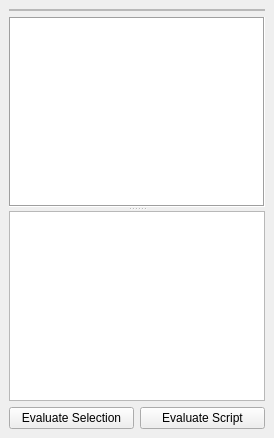
First picture: the form in src/umbra/components/addons/scriptEditor/ui/Script_Editor.ui, repository KelSolaar/sIBL_GUI, before the edit.
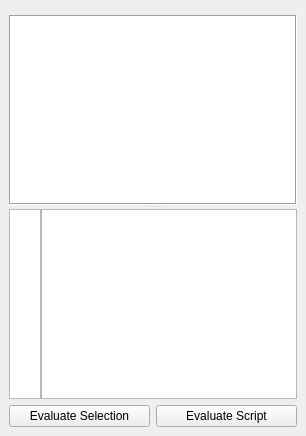
Second picture: the form after the edit.

Commit message: Implement lines numbering widget skeleton in "scriptEditor" component.

Patch:
```diff
--- a/src/umbra/components/addons/scriptEditor/ui/Script_Editor.ui
+++ b/src/umbra/components/addons/scriptEditor/ui/Script_Editor.ui
@@ -6,16 +6,10 @@
    <string>Script Editor</string>
   </property>
   <widget class="QWidget" name="Script_Editor_dockWidgetContents">
-   <layout class="QGridLayout" name="gridLayout">
-    <item row="0" column="0" colspan="2">
-     <widget class="QFrame" name="toolBar_frame">
-      <property name="frameShape">
-       <enum>QFrame::StyledPanel</enum>
-      </property>
-      <property name="frameShadow">
-       <enum>QFrame::Raised</enum>
-      </property>
-      <layout class="QGridLayout" name="toolBar_frame_gridLayout">
+   <layout class="QGridLayout" name="Script_Editor_dockWidgetContents_gridLayout">
+    <item row="0" column="0">
+     <widget class="QFrame" name="menuBar_frame">
+      <layout class="QGridLayout" name="menuBar_frame_gridLayout">
        <property name="margin">
         <number>0</number>
        </property>
@@ -44,26 +38,67 @@
         <bool>false</bool>
        </property>
       </widget>
+      <widget class="QWidget" name="">
+       <layout class="QHBoxLayout" name="Script_Editor_Input_horizontalLayout">
+        <property name="spacing">
+         <number>0</number>
+        </property>
+        <item>
+         <widget class="QTextEdit" name="Lines_Numbers_textEdit">
+          <property name="maximumSize">
+           <size>
+            <width>32</width>
+            <height>16777215</height>
+           </size>
+          </property>
+          <property name="focusPolicy">
+           <enum>Qt::NoFocus</enum>
+          </property>
+          <property name="statusTip">
+           <string>Lines Numbers Text Edit: Displays &quot;Script_Editor_Input_textEdit&quot; QTextEdit lines numbers.</string>
+          </property>
+          <property name="verticalScrollBarPolicy">
+           <enum>Qt::ScrollBarAlwaysOff</enum>
+          </property>
+          <property name="horizontalScrollBarPolicy">
+           <enum>Qt::ScrollBarAlwaysOff</enum>
+          </property>
+          <property name="textInteractionFlags">
+           <set>Qt::NoTextInteraction</set>
+          </property>
+         </widget>
+        </item>
+        <item>
       <widget class="QTextEdit" name="Script_Editor_Input_textEdit">
        <property name="statusTip">
         <string>Script Editor Input Text Edit: Allows interactive console interaction.</string>
        </property>
-      </widget>
-     </widget>
+          <property name="lineWrapMode">
+           <enum>QTextEdit::NoWrap</enum>
+          </property>
+         </widget>
+        </item>
+       </layout>
+      </widget>
+     </widget>
     </item>
-    <item row="2" column="0">
+    <item row="2" column="0" colspan="2">
+     <layout class="QHBoxLayout" name="Buttons_horizontalLayout">
+      <item>
      <widget class="QPushButton" name="Evaluate_Selection_pushButton">
       <property name="text">
        <string>Evaluate Selection</string>
       </property>
      </widget>
     </item>
-    <item row="2" column="1">
+      <item>
      <widget class="QPushButton" name="Evaluate_Script_pushButton">
       <property name="text">
        <string>Evaluate Script</string>
       </property>
      </widget>
+      </item>
+     </layout>
     </item>
    </layout>
   </widget>
```
Left out of the diff: 9 changed lines with no effect on the pictures. Lines whose indentation alone changed are shown as unchanged. The commit also changes 2 other files.
